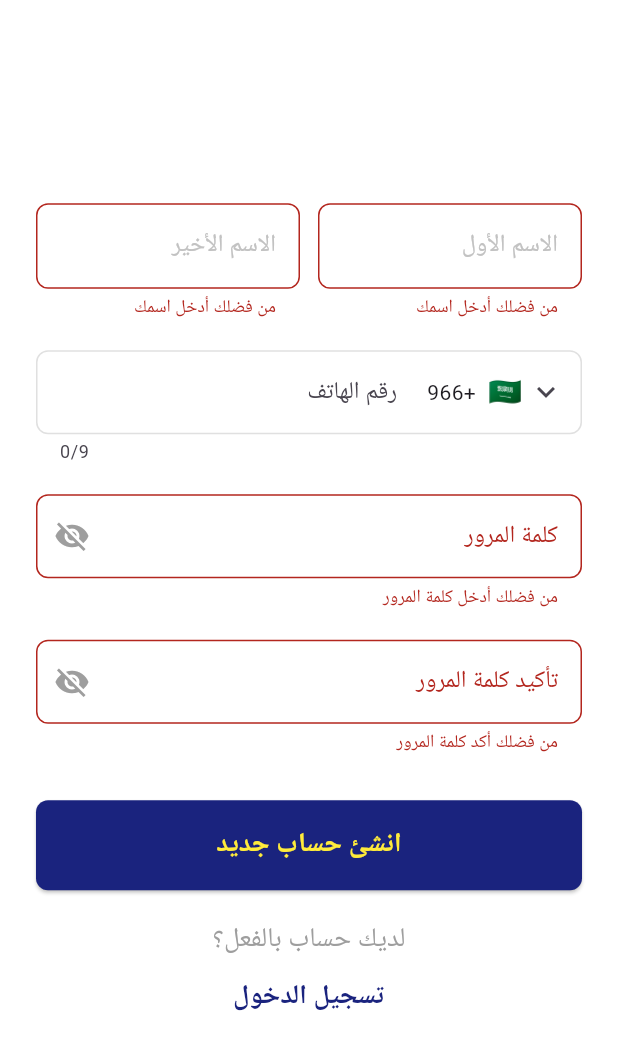
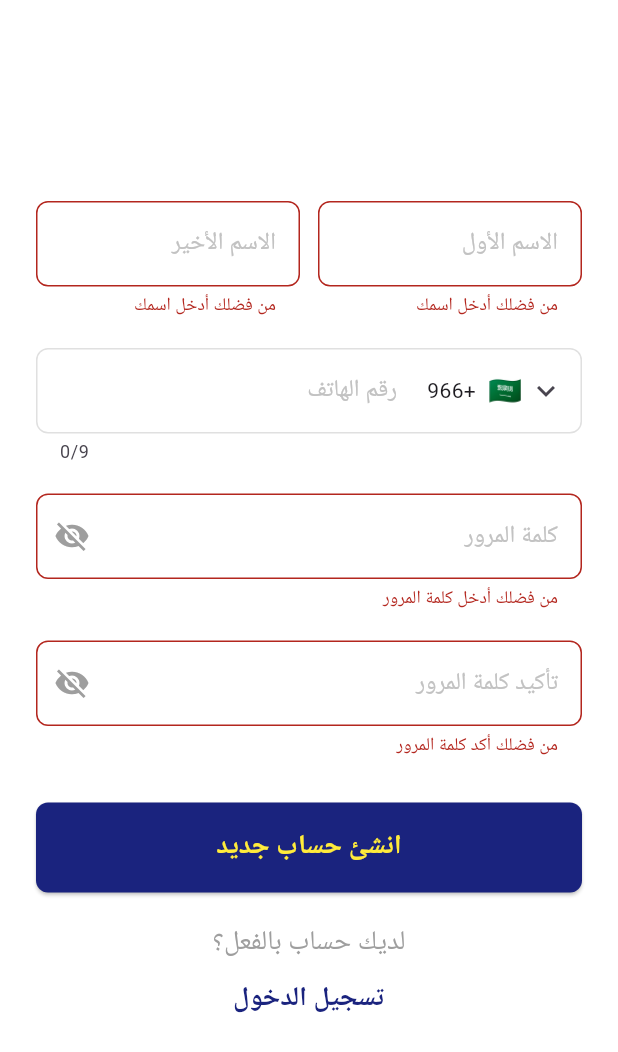
Before and after one commit to Abowaly26/SADIQEEN, a Flutter app: the RegisterViewBody screen opened directly, after a tap on "انشئ حساب جديد", on a phone screen of 412 x 824 dp. Shown: the top 1052 px of the screen. Run offline on Flutter 3.47's test engine with Material 3 defaults, Android fonts, the phone set to English and light mode, and no system bars; drawn by our look-alikes of intl_phone_field; our stand-ins replace bloc, dio, easy_localization, flutter_bloc, flutter_screenutil, flutter_svg and 4 more; generated files the repository leaves out were written again.

Commit message:
refactor register

```diff
--- a/lib/core/routing/app_router.dart
+++ b/lib/core/routing/app_router.dart
@@ -33,7 +33,7 @@ class AppRouter {
           ),
         );
 
-      case Routes.signupScreen:
+      case Routes.registerScreen:
         return MaterialPageRoute(
           builder: (context) => BlocProvider(
             create: (context) => getIt<RegisterCubit>(),
@@ -44,7 +44,7 @@ class AppRouter {
 
       default:
         return MaterialPageRoute(
-          builder: (context) => Scaffold(
+            builder: (context) => Scaffold(
             body: Center(child: Text('No route defined for ${setteing.name}')),
           ),
         );
--- a/lib/core/routing/routes.dart
+++ b/lib/core/routing/routes.dart
@@ -1,6 +1,6 @@
 class Routes {
   static const String loginScreen = "/loginScreen";
   static const String homeScreen = "/homeScreen";
-  static const String signupScreen = "/signupScreen";
+  static const String registerScreen = "/registerScreen";
 
 }
--- /dev/null
+++ b/lib/core/widgets/custom_button.dart
@@ -0,0 +1,40 @@
+import 'package:flutter/material.dart';
+import 'package:flutter/widgets.dart';
+
+class CustomButton extends StatelessWidget {
+  const CustomButton({
+    super.key,
+    required this.onPressed,
+    required this.isLoading,
+    required this.text,
+  });
+  final VoidCallback onPressed;
+  final bool isLoading;
+  final String text;
+
+  @override
+  Widget build(BuildContext context) {
+    return SizedBox(
+      width: double.infinity,
+      height: 60,
+      child: ElevatedButton(
+        onPressed: isLoading ? null : onPressed,
+        style: ElevatedButton.styleFrom(
+          backgroundColor: const Color(0xFF1A237E),
+          shape: RoundedRectangleBorder(borderRadius: BorderRadius.circular(8)),
+        ),
+        child: isLoading
+            ? const CircularProgressIndicator(color: Colors.white)
+            : Text(
+                text,
+                style: TextStyle(
+                  color: Colors.yellow,
+                  fontSize: 18,
+                  fontWeight: FontWeight.bold,
+                ),
+              ),
+      ),
+    );
+    ;
+  }
+}
--- a/lib/features/login/view/widgets/create_new_account.dart
+++ b/lib/core/widgets/custom_new_account.dart.dart
@@ -1,16 +1,18 @@
 import 'package:flutter/material.dart';
 
-import '../../../../core/routing/routes.dart';
 
 class CreateNewAccount extends StatelessWidget {
-  const CreateNewAccount({super.key});
+  const CreateNewAccount({super.key, required this.topText, required this.buttonText, required this.onPressed});
+  final String topText;
+  final String buttonText;
+  final VoidCallback onPressed;
 
   @override
   Widget build(BuildContext context) {
     return Column(
       children: [
-        const Text(
-          "ليس لديك حساب ؟",
+        Text(
+          topText,
           style: TextStyle(
             fontWeight: FontWeight.w500,
             fontSize: 18,
@@ -18,11 +20,9 @@ class CreateNewAccount extends StatelessWidget {
           ),
         ),
         TextButton(
-          onPressed: () {
-            Navigator.of(context).pushNamed(Routes.signupScreen);
-          },
-          child: const Text(
-            "انشئ حساب جديد",
+          onPressed: onPressed,
+          child: Text(
+            buttonText,
             style: TextStyle(
               color: Color(0xFF1A237E),
               fontWeight: FontWeight.w600,
--- a/lib/core/widgets/custom_password_text_field.dart
+++ /dev/null
@@ -1,42 +0,0 @@
-import 'package:flutter/material.dart';
-
-
-class CustomPasswordTextField extends StatelessWidget {
-  const CustomPasswordTextField({super.key, required this.controller, required this.obscurePassword, required this.onPressed, required this.labelText, required this.validator});
-
-  final TextEditingController controller;
-  final bool obscurePassword;
-  final void Function()? onPressed;
-  final String labelText;
-  final String? Function(String?)? validator;
-
-  @override
-  Widget build(BuildContext context) {
-    return TextFormField(
-      validator: validator,
-      controller: controller,
-      obscureText: obscurePassword,
-      textAlign: TextAlign.right,
-      decoration: InputDecoration(
-        labelText: labelText,
-        border: OutlineInputBorder(borderRadius: BorderRadius.circular(8)),
-        enabledBorder: OutlineInputBorder(
-          borderRadius: BorderRadius.circular(8),
-          borderSide: BorderSide(color: Colors.grey.shade300),
-        ),
-        focusedBorder: OutlineInputBorder(
-          borderRadius: BorderRadius.circular(8),
-          borderSide: const BorderSide(color: Color(0xFF1A237E), width: 2),
-        ),
-        suffixIcon: IconButton(
-          icon: Icon(
-            obscurePassword ? Icons.visibility_off : Icons.visibility,
-            color: Colors.grey,
-          ),
-          onPressed: onPressed,
-        ),
-      ),
-
-    );
-  }
-}
--- a/lib/core/widgets/custom_text_field.dart
+++ b/lib/core/widgets/custom_text_field.dart
@@ -1,12 +1,10 @@
 import 'package:flutter/material.dart';
-import 'package:flutter_svg/flutter_svg.dart';
+import 'package:flutter/services.dart';
 import 'package:sadiqeen/core/theming/app_colors.dart';
-import 'package:sadiqeen/core/theming/styles.dart';
 
 class CustomTextField extends StatelessWidget {
   const CustomTextField({
     super.key,
-
     this.icon,
     required this.hint,
     this.onSaved,
@@ -15,6 +13,8 @@ class CustomTextField extends StatelessWidget {
     this.controller,
     this.obscureText = false,
     this.suffixIcon,
+    this.prefixIcon,
+    this.inputFormatters,
   });
 
   final String? icon;
@@ -25,6 +25,8 @@ class CustomTextField extends StatelessWidget {
   final TextEditingController? controller;
   final bool obscureText;
   final Widget? suffixIcon;
+  final Widget? prefixIcon;
+  final List<TextInputFormatter>? inputFormatters;
 
   @override
   Widget build(BuildContext context) {
@@ -34,7 +36,13 @@ class CustomTextField extends StatelessWidget {
       keyboardType: textInputType,
       onSaved: onSaved,
       validator: validator,
+      inputFormatters: inputFormatters,
+
       decoration: InputDecoration(
+        hintText: hint,
+        hintStyle: TextStyle(color: ColorsManager.lightGray),
+        prefixIcon: prefixIcon,
+        suffixIcon: suffixIcon,
         border: OutlineInputBorder(borderRadius: BorderRadius.circular(8)),
         enabledBorder: OutlineInputBorder(
           borderRadius: BorderRadius.circular(8),
@@ -44,15 +52,6 @@ class CustomTextField extends StatelessWidget {
           borderRadius: BorderRadius.circular(8),
           borderSide: const BorderSide(color: Color(0xFF1A237E), width: 2),
         ),
-        prefixIcon: icon != null
-            ? Padding(
-                padding: EdgeInsets.all(12),
-                child: SvgPicture.asset(icon!, width: 24, height: 24),
-              )
-            : null,
-        hintText: hint,
-        hintStyle: TextStyle(color: ColorsManager.lightGray),
-        suffixIcon: suffixIcon,
       ),
     );
   }
--- a/lib/features/login/view/widgets/intl_phone_field.dart
+++ b/lib/features/login/view/widgets/intl_phone_field.dart
@@ -1,7 +1,12 @@
+import 'dart:async';
+
 import 'package:flutter/material.dart';
+import 'package:flutter/services.dart';
 import 'package:intl_phone_field/countries.dart';
 import 'package:intl_phone_field/intl_phone_field.dart';
 import 'package:intl_phone_field/phone_number.dart';
+
+import '../../../../core/theming/app_colors.dart';
 
 class PhoneField extends StatelessWidget {
   const PhoneField({
@@ -9,24 +14,32 @@ class PhoneField extends StatelessWidget {
     required this.phoneController,
     required this.onCountryChanged,
     required this.onChanged,
+    this.inputFormatters,
+    this.validator,
   });
   final TextEditingController phoneController;
   final Function(Country)? onCountryChanged;
   final Function(PhoneNumber)? onChanged;
+  final List<TextInputFormatter>? inputFormatters;
+ final FutureOr<String?> Function(PhoneNumber?)? validator;
 
   @override
   Widget build(BuildContext context) {
     return IntlPhoneField(
+      onChanged: onChanged,
       controller: phoneController,
+      validator: validator,
       initialCountryCode: 'SA',
       dropdownIcon: const Icon(Icons.keyboard_arrow_down),
       style: const TextStyle(fontSize: 16),
       flagsButtonPadding: const EdgeInsets.symmetric(horizontal: 8),
       textAlign: TextAlign.right,
-
+      inputFormatters: inputFormatters,
       onCountryChanged: onCountryChanged,
       decoration: InputDecoration(
-        labelText: 'رقم الهاتف',
+        hintText: 'رقم الهاتف',
+        hintStyle: TextStyle(color: ColorsManager.lightGray),
+
         border: OutlineInputBorder(borderRadius: BorderRadius.circular(8)),
         enabledBorder: OutlineInputBorder(
           borderRadius: BorderRadius.circular(8),
@@ -41,13 +54,8 @@ class PhoneField extends StatelessWidget {
           horizontal: 12,
         ),
       ),
-      onChanged: onChanged,
-      validator: (value) {
-        if (value == null || value.number.isEmpty) {
-          return "الرجاء إدخال رقم الهاتف";
-        }
-        return null;
-      },
+
+
     );
   }
 }
--- a/lib/features/login/view/widgets/login_view_body.dart
+++ b/lib/features/login/view/widgets/login_view_body.dart
@@ -2,8 +2,9 @@ import 'package:flutter/material.dart';
 import 'package:flutter_bloc/flutter_bloc.dart';
 import 'package:intl_phone_field/countries.dart';
 import 'package:intl_phone_field/phone_number.dart';
+import 'package:sadiqeen/core/routing/routes.dart';
 import 'package:sadiqeen/features/login/logic/cubit/cubit/login_cubit.dart';
-import 'package:sadiqeen/features/login/view/widgets/create_new_account.dart';
+import 'package:sadiqeen/core/widgets/custom_new_account.dart.dart';
 import 'package:sadiqeen/features/login/view/widgets/intl_phone_field.dart';
 import 'package:sadiqeen/features/login/view/widgets/password_text_field.dart';
 
@@ -149,7 +150,13 @@ class _LoginViewBodyState extends State<LoginViewBody> {
                   const SizedBox(height: 20),
                   Align(
                     alignment: Alignment.bottomCenter,
-                    child: CreateNewAccount(),
+                    child: CreateNewAccount(
+                      onPressed: () {
+                        Navigator.of(context).pushNamed(Routes.registerScreen);
+                      },
+                      topText: "ليس لديك حساب؟",
+                      buttonText: "إنشاء حساب",
+                    ),
                   ),
                 ],
               ),
--- /dev/null
+++ b/lib/features/signup/view/widgets/register_bloc_listener.dart
@@ -0,0 +1,40 @@
+import 'package:flutter/material.dart';
+import 'package:flutter/widgets.dart';
+import 'package:flutter_bloc/flutter_bloc.dart';
+
+import '../../../../core/widgets/custom_snack_bar.dart';
+import '../../logic/register_cubit.dart';
+import '../../logic/register_state.dart';
+
+class RegisterBlocListner extends StatelessWidget {
+  const RegisterBlocListner({super.key, required this.child});
+
+  final Widget child;
+
+  @override
+  Widget build(BuildContext context) {
+    return BlocListener<RegisterCubit, RegisterState>(
+      listener: (context, state) {
+        state.whenOrNull(
+          success: (data) {
+            showCustomSnackBar(
+              context: context,
+              message: data.message,
+              backgroundColor: Colors.green,
+              icon: Icons.check_circle,
+            );
+          },
+          error: (error) {
+            showCustomSnackBar(
+              context: context,
+              message: error,
+              backgroundColor: Colors.red,
+              icon: Icons.error,
+            );
+          },
+        );
+      },
+      child: child,
+    );
+  }
+}
--- a/lib/features/signup/view/widgets/register_view_body.dart
+++ b/lib/features/signup/view/widgets/register_view_body.dart
@@ -1,10 +1,14 @@
 import 'package:flutter/material.dart';
+import 'package:flutter/services.dart';
 import 'package:flutter_bloc/flutter_bloc.dart';
+import 'package:sadiqeen/core/routing/routes.dart';
 import 'package:sadiqeen/features/signup/data/models/register_request_model.dart';
 import 'package:sadiqeen/features/signup/logic/register_cubit.dart';
 import 'package:sadiqeen/features/signup/logic/register_state.dart';
+import 'package:sadiqeen/features/signup/view/widgets/register_bloc_listener.dart';
+import '../../../../core/widgets/custom_button.dart';
+import '../../../../core/widgets/custom_new_account.dart.dart';
 import '../../../../core/widgets/custom_text_field.dart';
-import '../../../../core/widgets/custom_password_text_field.dart';
 import '../../../../core/utils/app_validation.dart';
 import '../../../login/view/widgets/intl_phone_field.dart';
 import '../../../../core/widgets/custom_snack_bar.dart';
@@ -22,7 +26,8 @@ class _RegisterViewBodyState extends State<RegisterViewBody> {
   final TextEditingController lastNameController = TextEditingController();
   final TextEditingController phoneController = TextEditingController();
   final TextEditingController passwordController = TextEditingController();
-  final TextEditingController confirmPasswordController = TextEditingController();
+  final TextEditingController confirmPasswordController =
+      TextEditingController();
 
   bool obscurePassword = true;
   bool obscureConfirmPassword = true;
@@ -55,35 +60,13 @@ class _RegisterViewBodyState extends State<RegisterViewBody> {
 
   @override
   Widget build(BuildContext context) {
-    return BlocListener<RegisterCubit, RegisterState>(
-      listener: (context, state) {
-        state.whenOrNull(
-          success: (data) {
-            showCustomSnackBar(
-              context: context,
-              message: data.message,
-              backgroundColor: Colors.green,
-              icon: Icons.check_circle,
-              duration: const Duration(seconds: 3),
-            );
-          },
-          error: (error) {
-            showCustomSnackBar(
-              context: context,
-              message: error,
-              backgroundColor: Colors.red,
-              icon: Icons.error,
-              duration: const Duration(seconds: 3),
-            );
-          },
-        );
-      },
-      child: Scaffold(
+    return Scaffold(
       backgroundColor: Colors.white,
       body: SafeArea(
         child: Center(
           child: SingleChildScrollView(
             padding: const EdgeInsets.all(24),
+            child: RegisterBlocListner(
               child: Form(
                 key: formKey,
                 child: Column(
@@ -97,13 +80,24 @@ class _RegisterViewBodyState extends State<RegisterViewBody> {
                             validator: AppValidation.validateUserName,
                             hint: 'الاسم الأول',
                             textInputType: TextInputType.name,
+                            inputFormatters: [
+                              FilteringTextInputFormatter.allow(
+                                RegExp(r'[a-zA-Z\u0600-\u06FF ]'),
+                              ),
+                            ],
                           ),
                         ),
+
                         const SizedBox(width: 12),
                         Expanded(
                           child: CustomTextField(
                             controller: lastNameController,
                             validator: AppValidation.validateUserName,
+                            inputFormatters: [
+                              FilteringTextInputFormatter.allow(
+                                RegExp(r'[a-zA-Z\u0600-\u06FF ]'),
+                              ),
+                            ],
                             hint: 'الاسم الأخير',
                             textInputType: TextInputType.name,
                           ),
@@ -113,7 +107,11 @@ class _RegisterViewBodyState extends State<RegisterViewBody> {
                     const SizedBox(height: 20),
                     // Phone Field
                     PhoneField(
+                      inputFormatters: [FilteringTextInputFormatter.digitsOnly],
                       phoneController: phoneController,
+                      validator: (value) {
+                        return AppValidation.validatePhoneNumber(value!.number);
+                      },
                       onCountryChanged: (country) {
                         setState(() {
                           selectedDialCode = country.dialCode;
@@ -125,62 +123,80 @@ class _RegisterViewBodyState extends State<RegisterViewBody> {
                     ),
                     const SizedBox(height: 20),
                     // Password Fields
-                    CustomPasswordTextField(
+                    CustomTextField(
+                      inputFormatters: [
+                        FilteringTextInputFormatter.deny(
+                          RegExp(r'[\u0600-\u06FF]'),
+                        ),
+                      ],
                       controller: passwordController,
-                      obscurePassword: obscurePassword,
+                      obscureText: obscurePassword,
+                      // inputFormatters:
+                      validator: AppValidation.validatePassword,
+                      hint: 'كلمة المرور',
+                      textInputType: TextInputType.visiblePassword,
+
+                      suffixIcon: IconButton(
+                        icon: Icon(
+                          obscurePassword
+                              ? Icons.visibility_off
+                              : Icons.visibility,
+                          color: Colors.grey,
+                        ),
                         onPressed: () {
                           setState(() {
                             obscurePassword = !obscurePassword;
                           });
                         },
-                      labelText: 'كلمة المرور',
-                      validator: AppValidation.validatePassword,
+                      ),
                     ),
                     const SizedBox(height: 20),
-                    CustomPasswordTextField(
+                    CustomTextField(
+                      inputFormatters: [
+                        FilteringTextInputFormatter.deny(
+                          RegExp(r'[\u0600-\u06FF]'),
+                        ),
+                      ],
+                      textInputType: TextInputType.visiblePassword,
+                      // inputFormatters:
                       controller: confirmPasswordController,
-                      obscurePassword: obscureConfirmPassword,
+                      obscureText: obscureConfirmPassword,
+                      hint: 'تأكيد كلمة المرور',
+
+                      validator: (value) {
+                        return AppValidation.validateConfirmPassword(
+                          value,
+                          passwordController.text,
+                        );
+                      },
+
+                      suffixIcon: IconButton(
+                        icon: Icon(
+                          obscureConfirmPassword
+                              ? Icons.visibility_off
+                              : Icons.visibility,
+                          color: Colors.grey,
+                        ),
                         onPressed: () {
                           setState(() {
                             obscureConfirmPassword = !obscureConfirmPassword;
                           });
                         },
-                      labelText: 'تأكيد كلمة المرور',
-                      validator: (value) {
-                        return AppValidation.validateConfirmPassword(
-                            value, passwordController.text);
-                      },
+                      ),
                     ),
                     const SizedBox(height: 30),
+
                     // Submit Button
                     BlocBuilder<RegisterCubit, RegisterState>(
                       builder: (context, state) {
                         final isLoading = state.maybeWhen(
-                            loading: () => true, orElse: () => false);
-                        return SizedBox(
-                          width: double.infinity,
-                          height: 60,
-                          child: ElevatedButton(
-                            onPressed: isLoading ? null : handleSignUp,
-                            style: ElevatedButton.styleFrom(
-                              backgroundColor: const Color(0xFF1A237E),
-                              shape: RoundedRectangleBorder(
-                                borderRadius: BorderRadius.circular(8),
-                              ),
-                            ),
-                            child: isLoading
-                                ? const CircularProgressIndicator(
-                                    color: Colors.white,
-                                  )
-                                : const Text(
-                                    "انشئ حساب جديد",
-                                    style: TextStyle(
-                                      color: Colors.yellow,
-                                      fontSize: 18,
-                                      fontWeight: FontWeight.bold,
-                                    ),
-                                  ),
-                          ),
+                          loading: () => true,
+                          orElse: () => false,
+                        );
+                        return CustomButton(
+                          isLoading: isLoading,
+                          onPressed: handleSignUp,
+                          text: 'انشئ حساب جديد',
                         );
                       },
                     ),
@@ -188,30 +204,13 @@ class _RegisterViewBodyState extends State<RegisterViewBody> {
                     // Login redirect
                     Align(
                       alignment: Alignment.center,
-                      child: Column(
-                        children: [
-                          const Text(
-                            "لديك حساب بالفعل؟",
-                            style: TextStyle(
-                              fontWeight: FontWeight.w500,
-                              fontSize: 18,
-                              color: Colors.grey,
-                            ),
-                          ),
-                          TextButton(
+
+                      child: CreateNewAccount(
                         onPressed: () {
                           Navigator.of(context).pop();
                         },
-                            child: const Text(
-                              "تسجيل الدخول",
-                              style: TextStyle(
-                                color: Color(0xFF1A237E),
-                                fontWeight: FontWeight.w600,
-                                fontSize: 18,
-                              ),
-                            ),
-                          ),
-                        ],
+                        topText: "لديك حساب بالفعل؟",
+                        buttonText: "تسجيل الدخول",
                       ),
                     ),
                   ],
```
Lines whose indentation alone changed are shown as unchanged.
